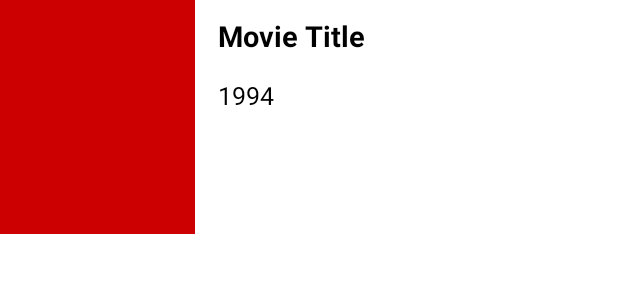
After one commit to EslamSaad95/MovieTask, an Android app: the layout item_trending_movies.xml on its own in the app's theme, with its tools: preview values and no code run, on a phone screen of 412 x 824 dp. The commit adds this screen. Shown: the top 300 px of the screen. Run offline under Robolectric (Android 15) with nearby library versions, the phone set to English and light mode, and no system bars.

Commit message:
add data binding to item trenind movies -finish all functions at trending movies fragment

```diff
--- a/app/src/main/java/com/app/movieTask/Presentation/movieList/adapter/MoviesRvAdapter.kt
+++ /dev/null
@@ -1,4 +0,0 @@
-package com.app.movieTask.Presentation.movieList.adapter
-
-class MoviesRvAdapter {
-}
--- /dev/null
+++ b/app/src/main/res/layout/item_trending_movies.xml
@@ -0,0 +1,56 @@
+<?xml version="1.0" encoding="utf-8"?>
+<layout
+  xmlns:android="http://schemas.android.com/apk/res/android"
+  xmlns:tools="http://schemas.android.com/tools"
+  xmlns:app="http://schemas.android.com/apk/res-auto">
+
+  <data>
+
+    <variable
+      name="movie"
+      type="com.app.movieTask.domain.entity.TrendingMoviesEntity" />
+  </data>
+
+  <androidx.constraintlayout.widget.ConstraintLayout
+    android:layout_width="match_parent"
+    android:layout_height="wrap_content">
+
+    <androidx.appcompat.widget.AppCompatImageView
+      android:layout_width="@dimen/_100sdp"
+      android:layout_height="@dimen/_120sdp"
+      tools:background="@android:color/holo_red_dark"
+      app:layout_constraintStart_toStartOf="parent"
+      app:layout_constraintTop_toTopOf="parent"
+      android:id="@+id/ivMovies" />
+
+    <com.google.android.material.textview.MaterialTextView
+      android:layout_width="0dp"
+      android:layout_height="wrap_content"
+      android:id="@+id/tvMoviesTitle"
+      tools:text="Movie Title"
+      android:textSize="@dimen/_15sdp"
+      android:textStyle="bold"
+      android:text="@{movie.movieTitle}"
+      android:textColor="@color/black"
+      android:textAlignment="viewStart"
+      app:layout_constraintEnd_toEndOf="parent"
+      app:layout_constraintStart_toEndOf="@id/ivMovies"
+      app:layout_constraintTop_toTopOf="parent"
+      android:layout_marginStart="@dimen/_12sdp"
+      android:layout_marginTop="@dimen/_8sdp" />
+
+    <com.google.android.material.textview.MaterialTextView
+      android:layout_width="wrap_content"
+      android:layout_height="wrap_content"
+      android:id="@+id/tvMovieDate"
+      tools:text="1994"
+      android:textSize="@dimen/_13sdp"
+      android:text="@{movie.movieYear}"
+      app:layout_constraintTop_toBottomOf="@id/tvMoviesTitle"
+      app:layout_constraintStart_toEndOf="@id/ivMovies"
+      android:layout_marginStart="@dimen/_12sdp"
+      android:layout_marginTop="@dimen/_12sdp"
+      android:textColor="@color/black" />
+
+  </androidx.constraintlayout.widget.ConstraintLayout>
+</layout>
--- a/app/src/main/res/navigation/nav_main.xml
+++ b/app/src/main/res/navigation/nav_main.xml
@@ -8,9 +8,9 @@
 
   <fragment
     android:id="@+id/moviesListFragment"
-    android:name="com.app.movieTask.Presentation.movieList.MoviesListFragment"
+    android:name="com.app.movieTask.Presentation.trendingMovies.TrendingMoviesFragment"
     android:label="fragment_movies_list"
-    tools:layout="@layout/fragment_movies_list" />
+    tools:layout="@layout/fragment_trending_movies" />
 
   <fragment
     android:id="@+id/movieDetailsFragment"
```
Also changed, not shown: app/src/main/java/com/app/movieTask/Presentation/movieList/MoviesListFragment.kt (deleted, +0 -8 lines), app/src/main/java/com/app/movieTask/Presentation/trendingMovies/TrendingMoviesFragment.kt (added, +76 -0 lines), app/src/main/java/com/app/movieTask/Presentation/trendingMovies/TrendingMoviesViewModel.kt (added, +47 -0 lines), app/src/main/java/com/app/movieTask/Presentation/trendingMovies/adapter/TrendingMoviesRvAdapter.kt (added, +15 -0 lines), app/src/main/java/com/app/movieTask/Presentation/utils/extensions/Views.kt (added, +39 -0 lines), app/src/main/java/com/app/movieTask/domain/usecase/TrendingMoviesUseCase.kt (added, +12 -0 lines), app/src/main/res/drawable/ic_noconnection.xml (added, +10 -0 lines), app/src/main/res/layout/fragment_trending_movies.xml (renamed from app/src/main/res/layout/fragment_movies_list.xml, +12 -1 lines), app/src/main/res/layout/item_movies.xml (deleted, +0 -45 lines).
